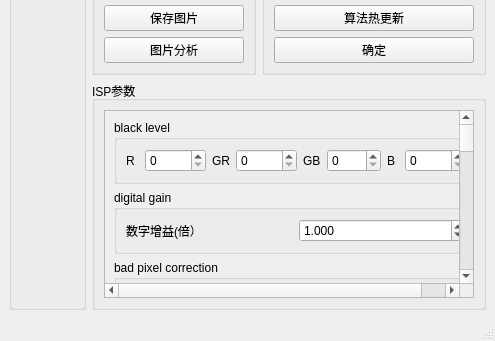
The window that tools/rawimageeditor/ui/rawimageeditor_window.ui (xiaoqinxing/ImageTools) describes before a commit, drawn with Qt 5; both pictures show x 0 to 495 and y 236 to 577 of the 495 by 577 pixel window.
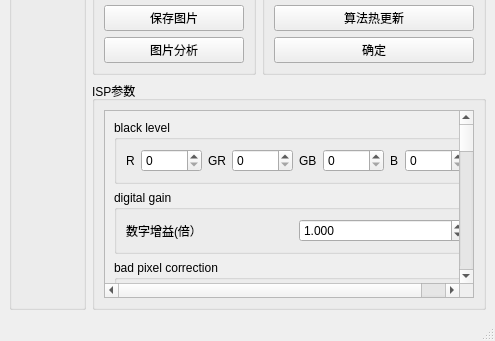
The same window after the commit.

Commit message:
fix(RawImageEditor): 修复黑电平Gb通道上限值不一致问题
将blc_gb控件的最大值从1000修正为10000，使其与R/Gr/B通道保持一致。
此前blc_gb上限为1000，而其他三通道均为10000，导致用户无法输入
与实际一致的Gb通道黑电平值。

The edit to the form file:
```diff
--- a/tools/rawimageeditor/ui/rawimageeditor_window.ui
+++ b/tools/rawimageeditor/ui/rawimageeditor_window.ui
@@ -1285,7 +1285,7 @@
                 <item row="0" column="6">
                  <widget class="QSpinBox" name="blc_gb">
                   <property name="maximum">
-                   <number>1000</number>
+                    <number>10000</number>
                   </property>
                  </widget>
                 </item>
```
Lines whose indentation alone changed are shown as unchanged. The commit also changes 1 other file.
